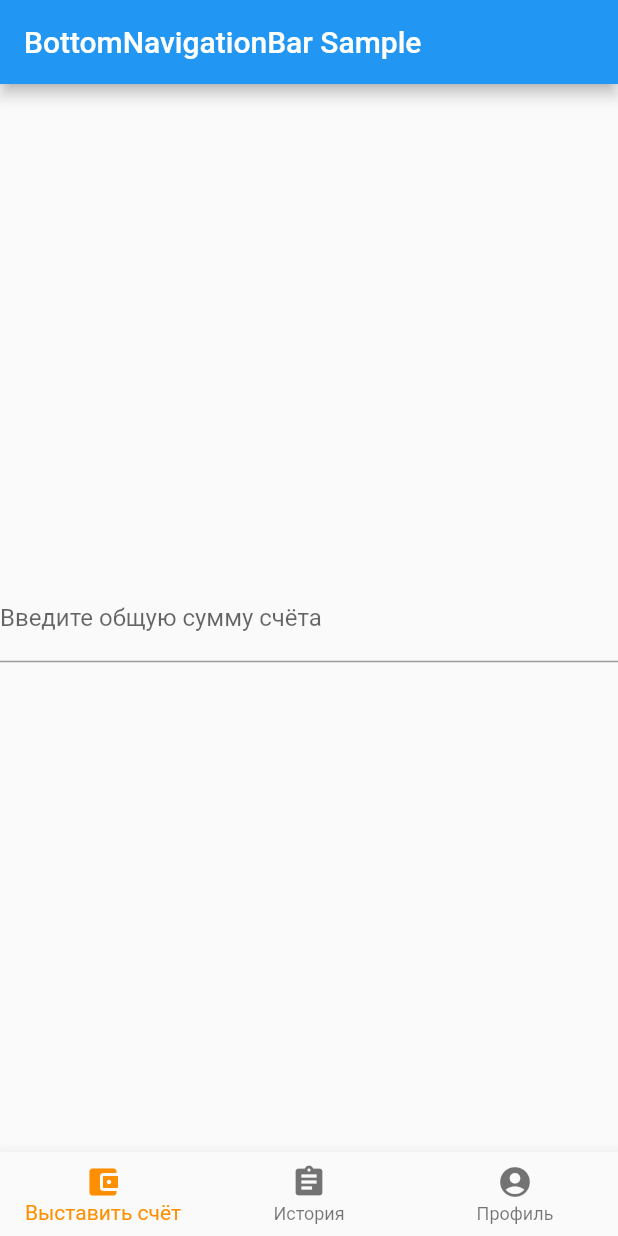
After one commit to Anton-Sav/vtbPay, a Flutter app: the MyStatefulWidget screen opened directly, on a phone screen of 412 x 824 dp. The commit adds this screen. Run offline on Flutter 3.47's test engine with Material 2 defaults, Android fonts, the phone set to English and light mode, and no system bars; our stand-ins replace bloc, flutter_bloc.

Commit message:
Add tabbed page

```diff
--- a/lib/main.dart
+++ b/lib/main.dart
@@ -1,6 +1,7 @@
 import 'package:flutter/material.dart';
 import 'package:flutter_bloc/flutter_bloc.dart';
 import 'package:vtb_pay_app/login_page.dart';
+import 'package:vtb_pay_app/menu.dart';
 import 'package:vtb_pay_app/repository_bloc.dart';
 
 void main() => runApp(MyApp());
@@ -32,7 +33,7 @@ class _SwitchPage extends StatelessWidget {
             return LoginPage();
           }
           if (state is RepositoryStateLoggedIn) {
-            return _TabsPage();
+            return MenuPage();
           }
           return null;
         }
@@ -54,17 +55,3 @@ class _LoadingPage extends StatelessWidget {
     );
   }
 }
-
-class _TabsPage extends StatelessWidget {
-  @override
-  Widget build(BuildContext context) {
-    return Scaffold(
-      appBar: AppBar(
-        title: Text('Tabs'),
-      ),
-      body: Center(
-        child: Text('TODO'),
-      ),
-    );
-  }
-}
--- /dev/null
+++ b/lib/menu.dart
@@ -0,0 +1,79 @@
+import 'package:flutter/material.dart';
+
+class MenuPage extends StatelessWidget {
+    static const String _title = 'Flutter Code Sample';
+
+    @override
+    Widget build(BuildContext context) {
+      return MaterialApp(
+        title: _title,
+        home: MyStatefulWidget(),
+      );
+    }
+  }
+
+  class MyStatefulWidget extends StatefulWidget {
+  MyStatefulWidget({Key key}) : super(key: key);
+
+  @override
+  _MyStatefulWidgetState createState() => _MyStatefulWidgetState();
+  }
+
+  class _MyStatefulWidgetState extends State<MyStatefulWidget> {
+  int _selectedIndex = 0;
+  static const TextStyle optionStyle =
+  TextStyle(fontSize: 30, fontWeight: FontWeight.bold);
+  static List<Widget> _widgetOptions = <Widget>[
+    TextField(
+      decoration: InputDecoration(
+          labelText: 'Введите общую сумму счёта',
+
+      ),
+    ),
+  Text(
+  'Смотрим историю',
+  style: optionStyle,
+  ),
+  Text(
+  'Чекаем профиль ',
+  style: optionStyle,
+  ),
+  ];
+
+  void _onItemTapped(int index) {
+  setState(() {
+  _selectedIndex = index;
+  });
+  }
+
+  @override
+  Widget build(BuildContext context) {
+  return Scaffold(
+  appBar: AppBar(
+  title: const Text('BottomNavigationBar Sample'),
+  ),
+  body: Center(
+  child: _widgetOptions.elementAt(_selectedIndex),
+  ),
+  bottomNavigationBar: BottomNavigationBar(
+  items: const <BottomNavigationBarItem>[
+  BottomNavigationBarItem(
+  icon: Icon(Icons.account_balance_wallet),
+  title: Text('Выставить счёт'),
+  ),
+  BottomNavigationBarItem(
+  icon: Icon(Icons.assignment),
+  title: Text('История'),
+  ),
+  BottomNavigationBarItem(
+  icon: Icon(Icons.account_circle),
+  title: Text('Профиль'),
+  ),
+  ],
+  currentIndex: _selectedIndex,
+  selectedItemColor: Colors.amber[800],
+  onTap: _onItemTapped,
+  ),
+  );
+  }
+  }
```
